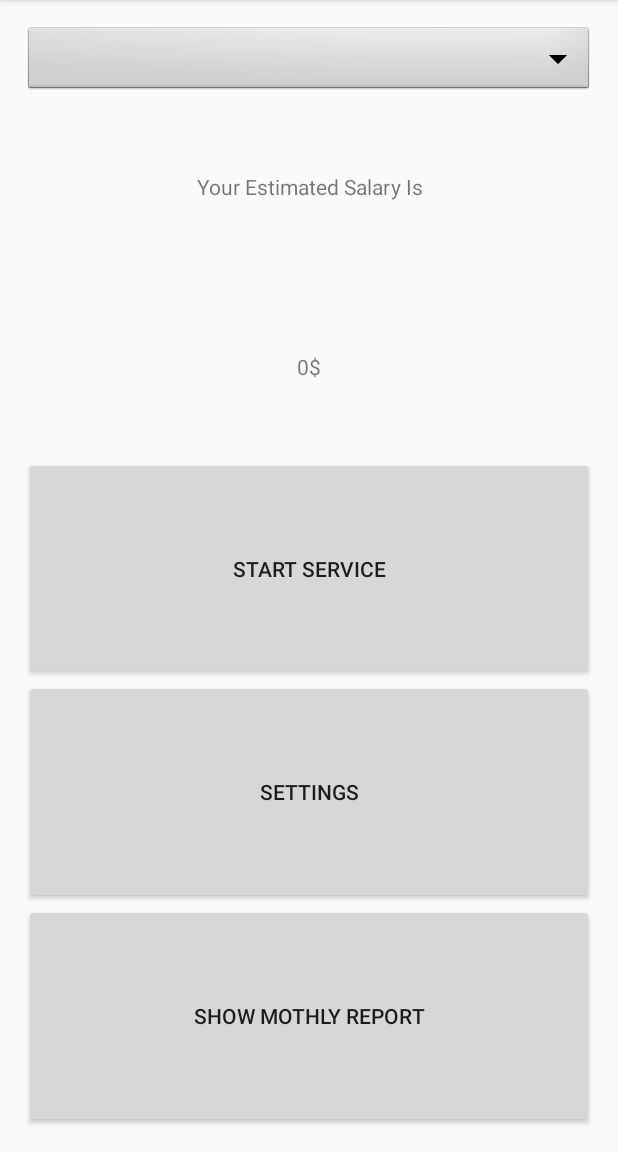
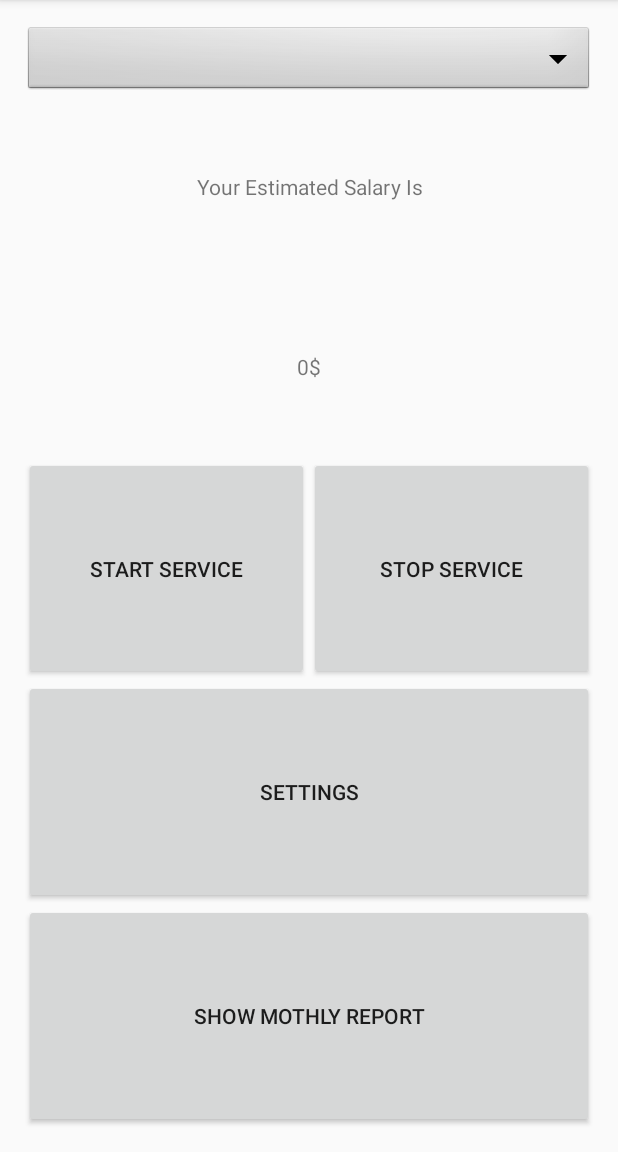
Before and after one commit to tomerach/Hilik---Android-APP, an Android app: the screen it shows after launch (MainActivity), after a tap on "START SERVICE", on a phone screen of 412 x 824 dp, the part 84-1236 px from its top. Run offline under Robolectric (Android 15) with nearby library versions, the phone set to English and light mode, and no system bars.

Commit message:
fixed settings and service

```diff
--- a/app/src/main/AndroidManifest.xml
+++ b/app/src/main/AndroidManifest.xml
@@ -7,7 +7,7 @@
 
     <application
         android:allowBackup="true"
-        android:icon="@mipmap/ic_launcher"
+        android:icon="@mipmap/hilik"
         android:label="@string/app_name"
         android:supportsRtl="true"
         android:theme="@style/AppTheme">
--- a/app/src/main/java/com/example/shonandtomer/hilik/MainActivity.java
+++ b/app/src/main/java/com/example/shonandtomer/hilik/MainActivity.java
@@ -5,6 +5,7 @@ import android.app.Activity;
 import android.content.Context;
 import android.content.Intent;
 import android.content.SharedPreferences;
+import android.content.pm.PackageManager;
 import android.location.Address;
 import android.support.v4.app.ActivityCompat;
 import android.support.v4.content.ContextCompat;
@@ -19,6 +20,9 @@ import android.widget.Spinner;
 import android.widget.TextView;
 import android.widget.Toast;
 import com.google.gson.Gson;
+
+import java.net.URISyntaxException;
+import java.security.Permission;
 import java.util.ArrayList;
 
 public class MainActivity extends AppCompatActivity implements AdapterView.OnItemSelectedListener{
@@ -28,6 +32,7 @@ public class MainActivity extends AppCompatActivity implements AdapterView.OnIte
     private Button settingsBtn;
     private Button reportBtn;
     private Button startServiceBtn;
+    private Button stopServiceBtn;
     private TextView estimatedTxt;
     private TextView salaryTxt;
     private Spinner dropdown;
@@ -78,12 +83,31 @@ public class MainActivity extends AppCompatActivity implements AdapterView.OnIte
                 if(retrieveSharedPreferences()) {
                     serviceIntent = new Intent(MainActivity.this, LocationService.class);
                     serviceIntent.putExtra("chosen address", selectedAddress);
+                    saveIntentIntoSharedPreferences(serviceIntent);
                     startService(serviceIntent);
                     Toast.makeText(MainActivity.this, "Service started", Toast.LENGTH_SHORT).show();
                 }
                 else
-                    Toast.makeText(MainActivity.this, "Please go to settings and configured your workplace address.", Toast.LENGTH_SHORT).show();
+                    Toast.makeText(MainActivity.this, "Please go to settings and configure your workplace's address.", Toast.LENGTH_SHORT).show();
+            }
 
+            private void saveIntentIntoSharedPreferences(Intent serviceIntent) {
+                SharedPreferences.Editor editor = getSharedPreferences(MY_PREFS_NAME, Context.MODE_PRIVATE).edit();
+                editor.putString("serviceIntent", serviceIntent.toURI()).commit();
+            }
+        });
+
+        stopServiceBtn.setOnClickListener(new View.OnClickListener() {
+            @Override
+            public void onClick(View view) {
+                if (serviceIntent == null)
+                    Toast.makeText(MainActivity.this, "Service is not running", Toast.LENGTH_SHORT).show();
+                else
+                {
+                    stopService(serviceIntent);
+                    serviceIntent = null;
+                    Toast.makeText(MainActivity.this, "Service stopped", Toast.LENGTH_SHORT).show();
+                }
             }
         });
     }
@@ -110,8 +134,8 @@ public class MainActivity extends AppCompatActivity implements AdapterView.OnIte
     @Override
     protected void onStart() {
         super.onStart();
-        ContextCompat.checkSelfPermission(this, Manifest.permission.ACCESS_FINE_LOCATION);
-        ActivityCompat.requestPermissions(this, new String[]{Manifest.permission.ACCESS_FINE_LOCATION}, 1);
+        if(ContextCompat.checkSelfPermission(this, Manifest.permission.ACCESS_FINE_LOCATION) == PackageManager.PERMISSION_DENIED)
+            ActivityCompat.requestPermissions(this, new String[]{Manifest.permission.ACCESS_FINE_LOCATION}, 1);
     }
 
     @Override
@@ -121,8 +145,6 @@ public class MainActivity extends AppCompatActivity implements AdapterView.OnIte
 
     @Override
     protected void onDestroy() {
-        if(serviceIntent != null)//TODO: remove me when done
-            stopService(serviceIntent); //TODO: remove me when done
         super.onDestroy();
     }
 
@@ -140,17 +162,26 @@ public class MainActivity extends AppCompatActivity implements AdapterView.OnIte
         settingsBtn = (Button) findViewById(R.id.settingsBtn);
         reportBtn = (Button) findViewById(R.id.reportBtn);
         startServiceBtn = (Button) findViewById(R.id.startServiceBtn);
+        stopServiceBtn = (Button) findViewById(R.id.stopServiceBtn);
         estimatedTxt = (TextView) findViewById(R.id.estimatedTxt);
         salaryTxt = (TextView) findViewById(R.id.salaryTxt);
         gson = new Gson();
 
         if(!retrieveSharedPreferences())
-            Toast.makeText(this, "Do something if no Address configured", Toast.LENGTH_SHORT).show();
+            Toast.makeText(this, "Please go to settings and configure your workplace's address.", Toast.LENGTH_SHORT).show();
 
     }
 
     private boolean retrieveSharedPreferences() {
         final SharedPreferences settings = getSharedPreferences(MY_PREFS_NAME, Context.MODE_PRIVATE);
+
+        try {
+            String uri = settings.getString("serviceIntent", null);
+            if(uri != null)
+                serviceIntent = Intent.getIntent(uri);
+        } catch (URISyntaxException e) {
+            Toast.makeText(this, "Intent parser exeption", Toast.LENGTH_SHORT).show();
+        }
 
         String stringifiedAddress = settings.getString("selectedAddress", null);
 
--- a/app/src/main/res/layout/activity_main.xml
+++ b/app/src/main/res/layout/activity_main.xml
@@ -7,6 +7,7 @@
     android:paddingLeft="@dimen/activity_horizontal_margin"
     android:paddingRight="@dimen/activity_horizontal_margin"
     android:paddingTop="@dimen/activity_vertical_margin"
+    android:layoutDirection="ltr"
     tools:context="com.example.shonandtomer.hilik.MainActivity">
 
     <LinearLayout
@@ -40,12 +41,28 @@
             android:gravity="center"
             android:layout_weight="1" />
 
-        <Button
-            android:text="@string/start_service"
+        <LinearLayout
+            android:orientation="horizontal"
+
             android:layout_width="match_parent"
             android:layout_height="wrap_content"
-            android:id="@+id/startServiceBtn"
-            android:layout_weight="1"/>
+            android:layout_weight="1">
+
+            <Button
+                android:text="@string/start_service"
+                android:layout_width="match_parent"
+                android:layout_height="match_parent"
+                android:id="@+id/startServiceBtn"
+                android:layout_weight="1"/>
+
+            <Button
+                android:text="@string/stop_service"
+                android:layout_width="match_parent"
+                android:layout_height="match_parent"
+                android:id="@+id/stopServiceBtn"
+                android:layout_weight="1" />
+
+        </LinearLayout>
 
         <Button
             android:text="@string/settings"
--- a/app/src/main/res/values/strings.xml
+++ b/app/src/main/res/values/strings.xml
@@ -20,6 +20,7 @@
     <string name="currency_prompt">Choose your currency</string>
     <string name="currencyLabel">Choose your currency</string>
     <string name="start_service">Start service</string>
+    <string name="stop_service">Stop service</string>
 
     <string-array name="currency_array">
         <item>₪</item>
```
Also changed, not shown: app/src/main/java/com/example/shonandtomer/hilik/LocationService.java (+36 -11 lines), app/src/main/res/layout/activity_settings.xml (+2 -17 lines), app/src/main/res/mipmap-hdpi/hilik.png (added), app/src/main/res/mipmap-mdpi/hilik.png (added), app/src/main/res/mipmap-xhdpi/hilik.png (added), app/src/main/res/mipmap-xxhdpi/hilik.png (added), app/src/main/res/mipmap-xxxhdpi/hilik.png (added).
